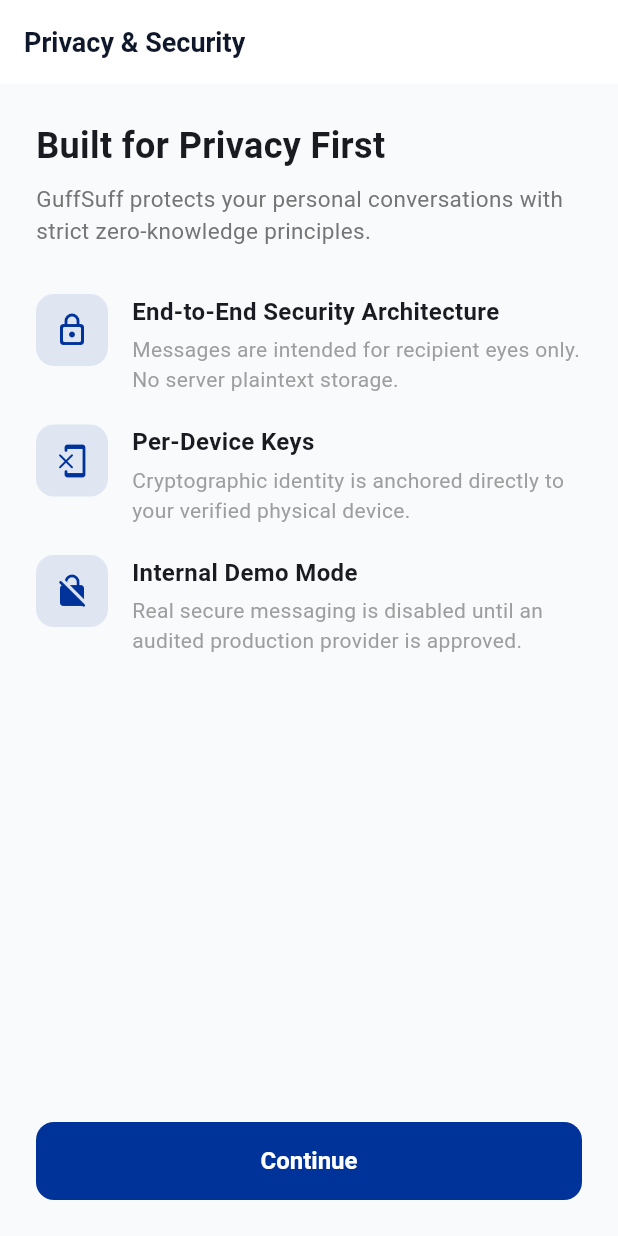
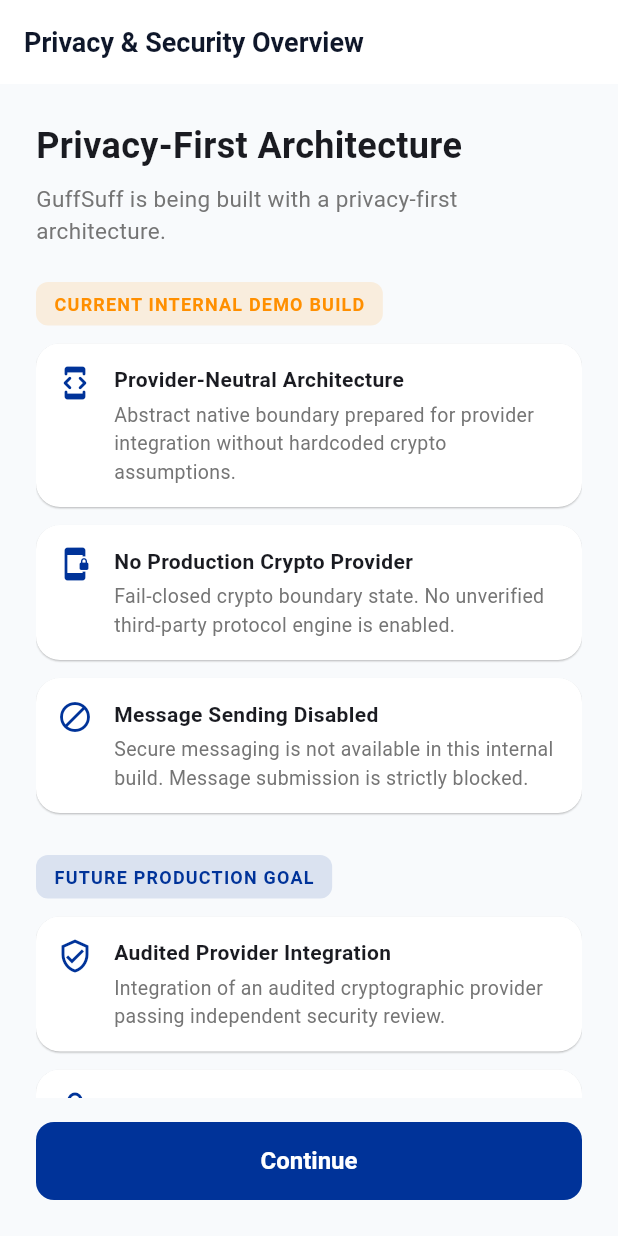
Before and after one commit to rahulgupta32/GuffSuff, a Flutter app: the PrivacyExplainScreen screen opened by its route, on a phone screen of 412 x 824 dp. Run offline on Flutter 3.47's test engine with Material 3 defaults, Android fonts, the phone set to English and light mode, and no system bars; our stand-ins replace flutter_riverpod, flutter_secure_storage, go_router; missing offline and left inert: dart:ffi; accounts and stored records are empty.

Commit message:
docs: correct internal demo privacy messaging

```diff
--- a/apps/mobile/lib/chats/conversation_screen.dart
+++ b/apps/mobile/lib/chats/conversation_screen.dart
@@ -83,9 +83,10 @@
                     ),
                   ),
                   const Text(
-                    'End-to-End Encrypted (Unavailable in demo)',
-                    style: TextStyle(fontSize: 11, color: Colors.grey),
+                    'Secure Messaging Unavailable (Internal Demo)',
+                    style: TextStyle(fontSize: 11, color: Colors.amber),
                   ),
+
                 ],
               ),
             ),
--- a/apps/mobile/lib/chats/new_chat_sheet.dart
+++ b/apps/mobile/lib/chats/new_chat_sheet.dart
@@ -55,8 +55,9 @@
               backgroundColor: AppTheme.primaryNavy,
               child: Icon(Icons.group_add, color: Colors.white),
             ),
-            title: const Text('New Encrypted Group'),
-            subtitle: const Text('Create E2EE group conversation'),
+            title: const Text('New Group Chat'),
+            subtitle: const Text('Create group conversation'),
+
             onTap: () {
               Navigator.pop(context);
               _showDisabledDialog(context, 'Group Creation Disabled');
--- a/apps/mobile/lib/contacts/people_screen.dart
+++ b/apps/mobile/lib/contacts/people_screen.dart
@@ -41,9 +41,10 @@
                     ),
                     const SizedBox(height: 8),
                     const Text(
-                      'GuffSuff respects your privacy. Contacts are matched locally using zero-knowledge hashing when enabled.',
+                      'GuffSuff respects your privacy. Contacts are matched locally using privacy-preserving phone numbers when enabled.',
                       style: TextStyle(color: Colors.grey, fontSize: 13),
                     ),
+
                     const SizedBox(height: 12),
                     ElevatedButton.icon(
                       onPressed: () {
--- a/apps/mobile/lib/core/l10n/app_strings.dart
+++ b/apps/mobile/lib/core/l10n/app_strings.dart
@@ -25,12 +25,13 @@
       isNepali ? 'GuffSuff मा स्वागत छ' : 'Welcome to GuffSuff';
   String get welcomeSubTitle =>
       isNepali
-          ? 'सुरक्षित, निजी र नेपाल-केन्द्रित सञ्चार प्रणाली।'
-          : 'Private, secure, and Nepal-first communication platform.';
+          ? 'नेपाल-केन्द्रित सञ्चार प्रणाली।'
+          : 'Nepal-first messaging platform.';
   String get privacyPolicyNotice =>
       isNepali
-          ? 'हामी तपाईंका सन्देशहरू सर्वोच्च गोपनीयताका साथ सुरक्षित राख्छौँ।'
-          : 'Your privacy is paramount. Zero surveillance and end-to-end architecture.';
+          ? 'GuffSuff गोपनीयता-केन्द्रित आर्किटेक्चरको साथ निर्माण गरिँदैछ। यो आन्तरिक बिल्डमा सुरक्षित सन्देश उपलब्ध छैन।'
+          : 'GuffSuff is being built with a privacy-first architecture. Secure messaging is not available in this internal build.';
+
   String get getStarted => isNepali ? 'शुरु गर्नुहोस्' : 'Get Started';
   String get continueButton => isNepali ? 'आगे बढ्नुहोस्' : 'Continue';
 
--- a/apps/mobile/lib/onboarding/privacy_explain_screen.dart
+++ b/apps/mobile/lib/onboarding/privacy_explain_screen.dart
@@ -11,7 +11,7 @@
     final strings = AppStrings.of(context);
 
     return Scaffold(
-      appBar: AppBar(title: const Text('Privacy & Security')),
+      appBar: AppBar(title: const Text('Privacy & Security Overview')),
       body: SafeArea(
         child: Padding(
           padding: const EdgeInsets.all(24.0),
@@ -19,36 +19,82 @@
             crossAxisAlignment: CrossAxisAlignment.start,
             children: [
               const Text(
-                'Built for Privacy First',
+                'Privacy-First Architecture',
                 style: TextStyle(fontSize: 24, fontWeight: FontWeight.bold),
               ),
               const SizedBox(height: 8),
               Text(
-                'GuffSuff protects your personal conversations with strict zero-knowledge principles.',
+                'GuffSuff is being built with a privacy-first architecture.',
                 style: TextStyle(color: Colors.grey.shade600, fontSize: 15),
               ),
-              const SizedBox(height: 32),
-              _buildFeatureRow(
+              const SizedBox(height: 24),
+              Expanded(
+                child: SingleChildScrollView(
+                  child: Column(
+                    crossAxisAlignment: CrossAxisAlignment.start,
+                    children: [
+                      // CURRENT BUILD SECTION
+                      _buildSectionHeader(
+                        context,
+                        title: 'CURRENT INTERNAL DEMO BUILD',
+                        color: Colors.amber.shade800,
+                      ),
+                      const SizedBox(height: 12),
+                      _buildFeatureTile(
+                        icon: Icons.developer_mode_rounded,
+                        title: 'Provider-Neutral Architecture',
+                        description:
+                            'Abstract native boundary prepared for provider integration without hardcoded crypto assumptions.',
+                      ),
+                      const SizedBox(height: 12),
+                      _buildFeatureTile(
+                        icon: Icons.phonelink_lock_rounded,
+                        title: 'No Production Crypto Provider',
+                        description:
+                            'Fail-closed crypto boundary state. No unverified third-party protocol engine is enabled.',
+                      ),
+                      const SizedBox(height: 12),
+                      _buildFeatureTile(
+                        icon: Icons.block_rounded,
+                        title: 'Message Sending Disabled',
+                        description:
+                            'Secure messaging is not available in this internal build. Message submission is strictly blocked.',
+                      ),
+
+                      const SizedBox(height: 28),
+
+                      // FUTURE GOAL SECTION
+                      _buildSectionHeader(
+                        context,
+                        title: 'FUTURE PRODUCTION GOAL',
+                        color: AppTheme.primaryNavy,
+                      ),
+                      const SizedBox(height: 12),
+                      _buildFeatureTile(
+                        icon: Icons.verified_user_outlined,
+                        title: 'Audited Provider Integration',
+                        description:
+                            'Integration of an audited cryptographic provider passing independent security review.',
+                      ),
+                      const SizedBox(height: 12),
+                      _buildFeatureTile(
                         icon: Icons.lock_outline_rounded,
-                title: 'End-to-End Security Architecture',
+                        title: 'Encrypted Direct Messaging',
                         description:
-                    'Messages are intended for recipient eyes only. No server plaintext storage.',
+                            'End-to-end cryptographic confidentiality for one-on-one user conversations.',
                       ),
-              const SizedBox(height: 20),
-              _buildFeatureRow(
-                icon: Icons.phonelink_erase_rounded,
-                title: 'Per-Device Keys',
+                      const SizedBox(height: 12),
+                      _buildFeatureTile(
+                        icon: Icons.groups_outlined,
+                        title: 'Encrypted Groups',
                         description:
-                    'Cryptographic identity is anchored directly to your verified physical device.',
+                            'Multi-recipient cryptographic group messaging with forward and post-compromise secrecy.',
                       ),
-              const SizedBox(height: 20),
-              _buildFeatureRow(
-                icon: Icons.no_encryption_gmailerrorred_rounded,
-                title: 'Internal Demo Mode',
-                description:
-                    'Real secure messaging is disabled until an audited production provider is approved.',
+                    ],
                   ),
-              const Spacer(),
+                ),
+              ),
+              const SizedBox(height: 16),
               SizedBox(
                 width: double.infinity,
                 height: 52,
@@ -64,23 +110,43 @@
     );
   }
 
-  Widget _buildFeatureRow({
+  Widget _buildSectionHeader(
+    BuildContext context, {
+    required String title,
+    required Color color,
+  }) {
+    return Container(
+      padding: const EdgeInsets.symmetric(horizontal: 12, vertical: 6),
+      decoration: BoxDecoration(
+        color: color.withOpacity(0.12),
+        borderRadius: BorderRadius.circular(8),
+      ),
+      child: Text(
+        title,
+        style: TextStyle(
+          color: color,
+          fontWeight: FontWeight.bold,
+          fontSize: 12,
+          letterSpacing: 0.8,
+        ),
+      ),
+    );
+  }
+
+  Widget _buildFeatureTile({
     required IconData icon,
     required String title,
     required String description,
   }) {
-    return Row(
+    return Card(
+      margin: EdgeInsets.zero,
+      child: Padding(
+        padding: const EdgeInsets.all(14.0),
+        child: Row(
           crossAxisAlignment: CrossAxisAlignment.start,
           children: [
-        Container(
-          padding: const EdgeInsets.all(12),
-          decoration: BoxDecoration(
-            color: AppTheme.primaryNavy.withOpacity(0.1),
-            borderRadius: BorderRadius.circular(12),
-          ),
-          child: Icon(icon, color: AppTheme.primaryNavy),
-        ),
-        const SizedBox(width: 16),
+            Icon(icon, color: AppTheme.primaryNavy, size: 24),
+            const SizedBox(width: 14),
             Expanded(
               child: Column(
                 crossAxisAlignment: CrossAxisAlignment.start,
@@ -89,18 +155,20 @@
                     title,
                     style: const TextStyle(
                       fontWeight: FontWeight.bold,
-                  fontSize: 16,
+                      fontSize: 14,
                     ),
                   ),
                   const SizedBox(height: 4),
                   Text(
                     description,
-                style: const TextStyle(color: Colors.grey, fontSize: 14),
+                    style: TextStyle(color: Colors.grey.shade600, fontSize: 13),
                   ),
                 ],
               ),
             ),
           ],
+        ),
+      ),
     );
   }
 }
```
Lines whose indentation alone changed are shown as unchanged.
